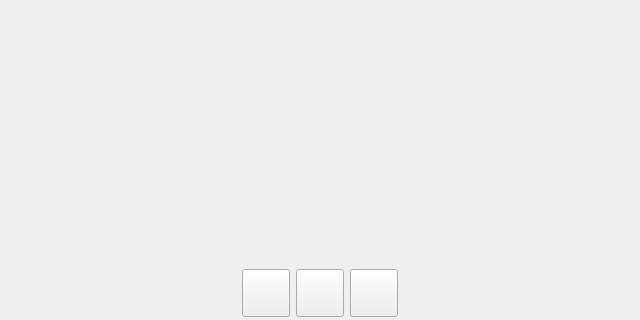
Above: source/ui/mainwindow/tp_coverviewer.ui from ZXfkSIE/ThousandPlayer before the change; both pictures show x 0 to 640 and y 160 to 480 of the 640 by 480 pixel window. Below: the same form after it.
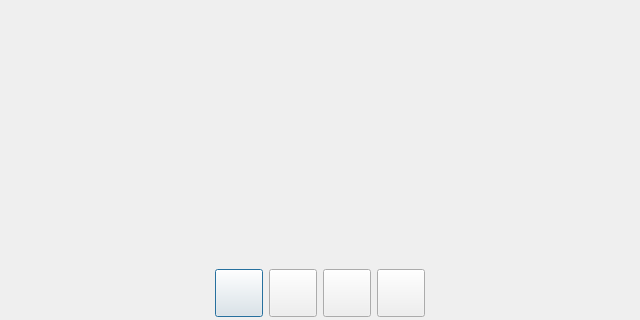
That is the form after the change.

Commit message: Add wheel scrolling to cover viewer. Add mouse clicking to audio info label. etc

Diff of the .ui file:
```diff
--- a/source/ui/mainwindow/tp_coverviewer.ui
+++ b/source/ui/mainwindow/tp_coverviewer.ui
@@ -1,7 +1,7 @@
 <?xml version="1.0" encoding="UTF-8"?>
 <ui version="4.0">
  <class>TP_CoverViewer</class>
- <widget class="QWidget" name="TP_CoverViewer">
+ <widget class="QDialog" name="TP_CoverViewer">
   <property name="geometry">
    <rect>
     <x>0</x>
@@ -145,6 +145,37 @@
         </property>
        </widget>
       </item>
+      <item>
+       <widget class="QPushButton" name="pushButton_Maximize">
+        <property name="sizePolicy">
+         <sizepolicy hsizetype="Fixed" vsizetype="Fixed">
+          <horstretch>0</horstretch>
+          <verstretch>0</verstretch>
+         </sizepolicy>
+        </property>
+        <property name="minimumSize">
+         <size>
+          <width>48</width>
+          <height>48</height>
+         </size>
+        </property>
+        <property name="maximumSize">
+         <size>
+          <width>48</width>
+          <height>48</height>
+         </size>
+        </property>
+        <property name="toolTip">
+         <string>Maximize</string>
+        </property>
+        <property name="iconSize">
+         <size>
+          <width>40</width>
+          <height>40</height>
+         </size>
+        </property>
+       </widget>
+      </item>
       <item>
        <spacer name="horizontalSpacer_2">
         <property name="orientation">
```
Left out of the diff: 11 changed lines with no effect on the pictures. The commit also changes 10 other files.
